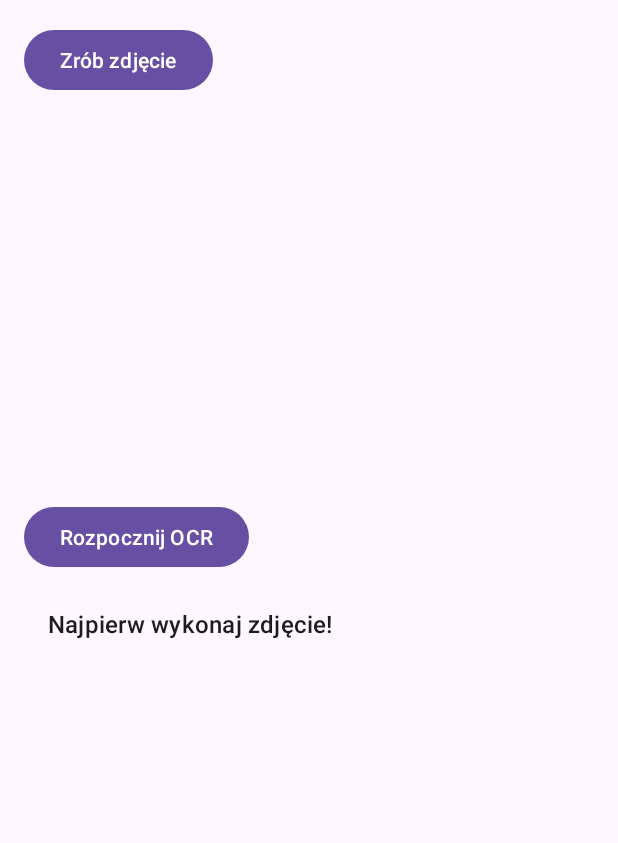
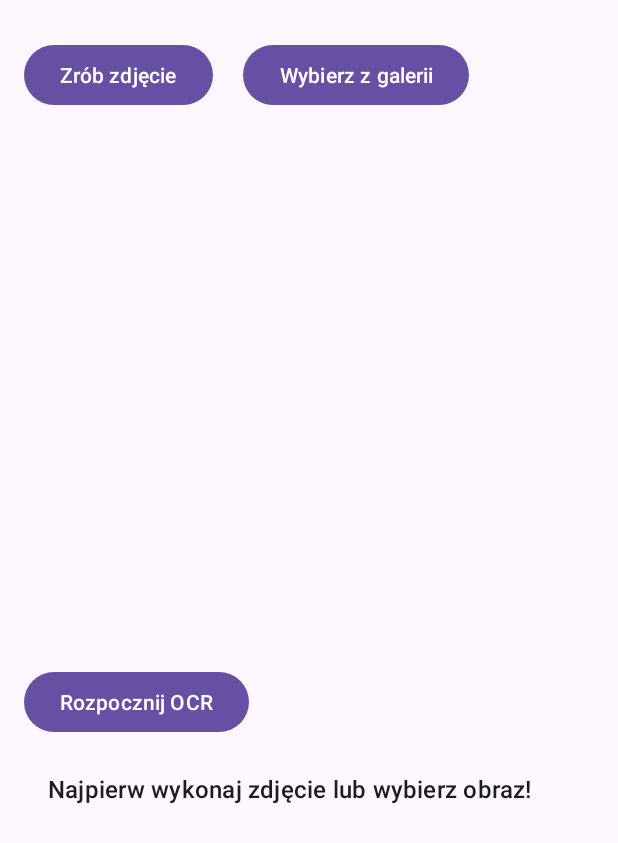
Before and after one commit to MKZSE/nrfaktury, an Android app: the screen it shows after launch (MainActivity), after a tap on "Rozpocznij OCR", on a phone screen of 412 x 824 dp. Shown: the top 843 px of the screen. Run offline under Robolectric (Android 15) with nearby library versions, the phone set to English and light mode, and no system bars; libraries missing offline, so code that uses them is left out: com.google.mlkit.vision.

Commit message:
Dodanie wyboru pliku z galeri.

```diff
--- a/app/src/main/java/com/example/nrfaktury/MainActivity.java
+++ b/app/src/main/java/com/example/nrfaktury/MainActivity.java
@@ -2,21 +2,24 @@ package com.example.nrfaktury;
 
 import android.content.Intent;
 import android.graphics.Bitmap;
+import android.net.Uri;
 import android.os.Bundle;
 import android.provider.MediaStore;
 import android.widget.ArrayAdapter;
 import android.widget.Button;
 import android.widget.ImageView;
 import android.widget.ListView;
+
 import androidx.activity.result.ActivityResultLauncher;
 import androidx.activity.result.contract.ActivityResultContracts;
 import androidx.appcompat.app.AppCompatActivity;
+
 import com.google.mlkit.vision.common.InputImage;
-import com.google.mlkit.vision.text.Text;
 import com.google.mlkit.vision.text.TextRecognizer;
 import com.google.mlkit.vision.text.TextRecognition;
 import com.google.mlkit.vision.text.latin.TextRecognizerOptions;
 
+import java.io.IOException;
 import java.util.ArrayList;
 import java.util.List;
 import java.util.regex.Matcher;
@@ -30,11 +33,8 @@ public class MainActivity extends AppCompatActivity {
     private ArrayAdapter<String> adapter;
     private Bitmap capturedImage;
 
-    // Przykładowe wzorce – dostosuj je do swoich wymagań
-    private static final String INVOICE_PATTERN = "\\d{3,}"; // np. ciąg cyfr (min. 3 cyfry)
-    private static final String DATE_PATTERN1 = "\\d{2}-\\d{2}-\\d{4}";
-    private static final String DATE_PATTERN2 = "\\d{2}/\\d{2}/\\d{4}";
-    private static final String DATE_PATTERN3 = "\\d{4}-\\d{2}-\\d{2}";
+    private ActivityResultLauncher<Intent> cameraLauncher;
+    private ActivityResultLauncher<Intent> galleryLauncher;
 
     @Override
     protected void onCreate(Bundle savedInstanceState) {
@@ -44,12 +44,13 @@ public class MainActivity extends AppCompatActivity {
         imgPreview = findViewById(R.id.imgPreview);
         lstResults = findViewById(R.id.lstResults);
         Button btnOpenCamera = findViewById(R.id.btnOpenCamera);
+        Button btnSelectFromGallery = findViewById(R.id.btnSelectFromGallery);
         Button btnStartOcr = findViewById(R.id.btnStartOcr);
 
         adapter = new ArrayAdapter<>(this, android.R.layout.simple_list_item_1, ocrResults);
         lstResults.setAdapter(adapter);
 
-        ActivityResultLauncher<Intent> cameraLauncher = registerForActivityResult(
+        cameraLauncher = registerForActivityResult(
                 new ActivityResultContracts.StartActivityForResult(),
                 result -> {
                     if (result.getResultCode() == RESULT_OK && result.getData() != null) {
@@ -61,16 +62,36 @@ public class MainActivity extends AppCompatActivity {
                     }
                 });
 
+        galleryLauncher = registerForActivityResult(
+                new ActivityResultContracts.StartActivityForResult(),
+                result -> {
+                    if (result.getResultCode() == RESULT_OK && result.getData() != null) {
+                        try {
+                            Uri imageUri = result.getData().getData();
+                            capturedImage = MediaStore.Images.Media.getBitmap(this.getContentResolver(), imageUri);
+                            imgPreview.setImageBitmap(capturedImage);
+                        } catch (IOException e) {
+                            ocrResults.add("Błąd wczytywania obrazu: " + e.getMessage());
+                            adapter.notifyDataSetChanged();
+                        }
+                    }
+                });
+
         btnOpenCamera.setOnClickListener(view -> {
             Intent cameraIntent = new Intent(MediaStore.ACTION_IMAGE_CAPTURE);
             cameraLauncher.launch(cameraIntent);
+        });
+
+        btnSelectFromGallery.setOnClickListener(view -> {
+            Intent intent = new Intent(Intent.ACTION_PICK, MediaStore.Images.Media.EXTERNAL_CONTENT_URI);
+            galleryLauncher.launch(intent);
         });
 
         btnStartOcr.setOnClickListener(view -> {
             if (capturedImage != null) {
                 processImageWithMlKit(capturedImage);
             } else {
-                ocrResults.add("Najpierw wykonaj zdjęcie!");
+                ocrResults.add("Najpierw wykonaj zdjęcie lub wybierz obraz!");
                 adapter.notifyDataSetChanged();
             }
         });
@@ -84,14 +105,11 @@ public class MainActivity extends AppCompatActivity {
                 .addOnSuccessListener(resultText -> {
                     String recognizedText = resultText.getText().toUpperCase();
 
-                    // Czyścimy poprzednie wyniki
                     ocrResults.clear();
 
-                    // Definiujemy wzorzec na ciągi z co najmniej 2 slashami
                     Pattern slashPattern = Pattern.compile("[^\\s/]+(?:/[^\\s/]+){2,}");
                     Matcher matcher = slashPattern.matcher(recognizedText);
 
-                    // Wypisujemy wszystkie dopasowania
                     boolean foundAny = false;
                     while (matcher.find()) {
                         foundAny = true;
@@ -111,5 +129,4 @@ public class MainActivity extends AppCompatActivity {
                     adapter.notifyDataSetChanged();
                 });
     }
-
 }
--- a/app/src/main/res/layout/activity_main.xml
+++ b/app/src/main/res/layout/activity_main.xml
@@ -4,17 +4,30 @@
     android:layout_height="match_parent"
     android:orientation="vertical"
     android:padding="16dp">
+    <LinearLayout
+        android:layout_width="wrap_content"
+        android:layout_height="wrap_content"
+        android:orientation="horizontal">
 
     <Button
         android:id="@+id/btnOpenCamera"
         android:layout_width="wrap_content"
         android:layout_height="wrap_content"
-        android:text="Zrób zdjęcie" />
+        android:text="Zrób zdjęcie"
+        android:layout_marginTop="10dp"
+        android:layout_marginRight="20dp"/>
 
+    <Button
+        android:id="@+id/btnSelectFromGallery"
+        android:layout_width="wrap_content"
+        android:layout_height="wrap_content"
+        android:text="Wybierz z galerii"
+        android:layout_marginTop="10dp" />
+    </LinearLayout>
     <ImageView
         android:id="@+id/imgPreview"
         android:layout_width="match_parent"
-        android:layout_height="250dp"
+        android:layout_height="350dp"
         android:layout_marginTop="10dp"
         android:scaleType="centerCrop" />
 
```
